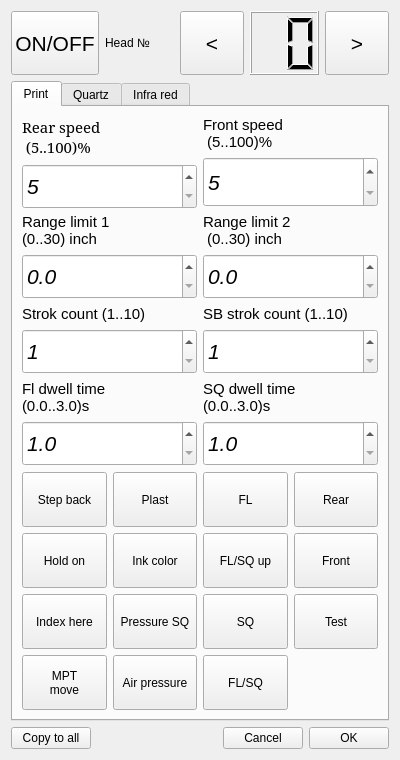
Above: headsettingdialog.ui from mishkoLitvin/L_Aries-progect before the change. Below: the same form after it.
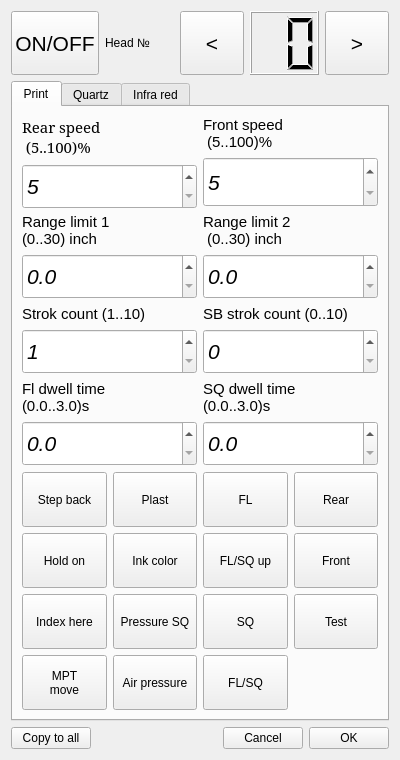
That is the form after the change. The open tabs and pages were chosen to show the change. Icons and pictures are not drawn.

Commit message: Icon on info widget rendered. Functions to on/off indicators writed

What changed in the file:
```diff
--- a/headsettingdialog.ui
+++ b/headsettingdialog.ui
@@ -449,7 +449,7 @@
                 </font>
                </property>
                <property name="text">
-                <string>SB strok count (1..10)</string>
+                <string>SB strok count (0..10)</string>
                </property>
               </widget>
              </item>
@@ -477,7 +477,7 @@
                 <number>0</number>
                </property>
                <property name="minimum">
-                <double>1.000000000000000</double>
+                <double>0.000000000000000</double>
                </property>
                <property name="maximum">
                 <double>10.000000000000000</double>
@@ -529,7 +529,7 @@
                 <number>1</number>
                </property>
                <property name="minimum">
-                <double>1.000000000000000</double>
+                <double>0.000000000000000</double>
                </property>
                <property name="maximum">
                 <double>3.000000000000000</double>
@@ -586,7 +586,7 @@
                 <number>1</number>
                </property>
                <property name="minimum">
-                <double>1.000000000000000</double>
+                <double>0.000000000000000</double>
                </property>
                <property name="maximum">
                 <double>3.000000000000000</double>
```
Left out of the diff: 2 changed lines with no effect on the pictures. The commit also changes 5 other files.
